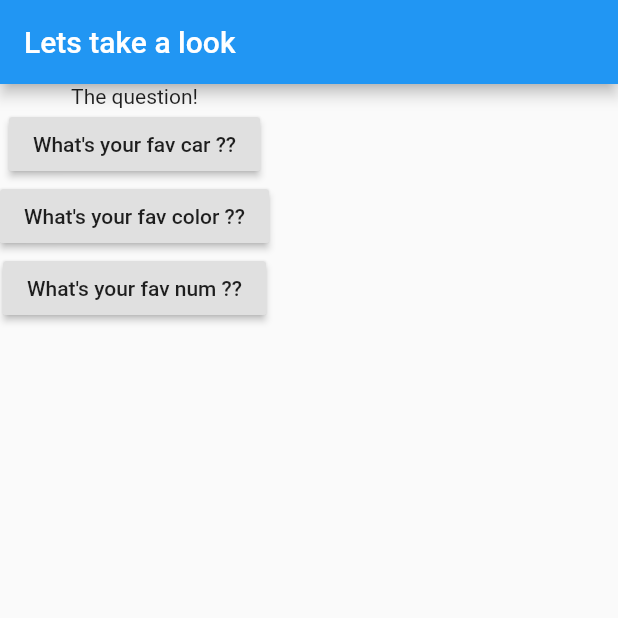
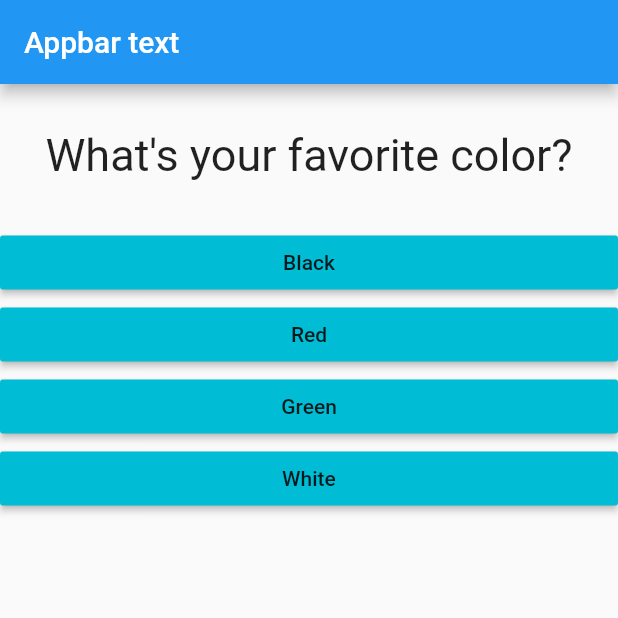
Before and after one commit to Jabolo/flutter_complete_gui_MJ, a Flutter app: the screen it shows after launch, on a phone screen of 412 x 824 dp, the top half of it. Run offline on Flutter 3.47's test engine with Material 2 defaults, Android fonts, the phone set to English and light mode, and no system bars.

Commit message:
added reset, score

```diff
--- /dev/null
+++ b/lib/answer.dart
@@ -0,0 +1,20 @@
+import 'package:flutter/material.dart';
+
+class Answer extends StatelessWidget {
+  final Function selectHandler;
+  final String answerText;
+
+  Answer(this.selectHandler, this.answerText);
+
+  @override
+  Widget build(BuildContext context) {
+    return Container(
+      width: double.infinity,
+      child: RaisedButton(
+        color: Colors.cyan ,
+        child: Text(answerText),
+        onPressed: selectHandler,
+      ),
+    );
+  }
+}
--- a/lib/main.dart
+++ b/lib/main.dart
@@ -1,49 +1,84 @@
 import 'package:flutter/material.dart';
 
-//void main() {
-//  runApp(MyApp());
-//}
+import './quiz.dart';
+import 'result.dart';
 
 void main() => runApp(MyApp());
 
-class MyApp extends StatelessWidget {
-  int questionIndex = 0;
+class MyApp extends StatefulWidget {
+  @override
+  State<StatefulWidget> createState() {
+    // TODO: implement createState
+    return _MyAppState();
+  }
+}
 
-  void answerQuestion() {
-    questionIndex++;
-    print('Answer chosen!');
+class _MyAppState extends State<MyApp> {
+  final _questions = const [
+    {
+      'questionText': 'What\'s your favorite color?',
+      'answers': [
+        {'text': 'Black', 'score': 10},
+        {'text': 'Red', 'score': 5},
+        {'text': 'Green', 'score': 3},
+        {'text': 'White', 'score': 1},
+      ],
+    },
+    {
+      'questionText': 'What\'s your favorite animal?',
+      'answers': [
+        {'text': 'Rabbit', 'score': 3},
+        {'text': 'Snake', 'score': 11},
+        {'text': 'Elephant', 'score': 5},
+        {'text': 'Lion', 'score': 9},
+      ],
+    },
+    {
+      'questionText': 'Who\'s your favorite instructor?',
+      'answers': [
+        {'text': 'Max', 'score': 1},
+        {'text': 'Max', 'score': 1},
+        {'text': 'Max', 'score': 1},
+        {'text': 'Max', 'score': 1},
+      ],
+    },
+  ];
+  int _questionIndex = 0;
+  int _totalScore = 0;
+
+  void _answerQuestion(int score) {
+    _totalScore = _totalScore + score;
+    setState(() {
+      _questionIndex++;
+    });
+    if (_questionIndex < _questions.length) {
+      print('There is more questions');
+    } else {
+      print('No more !');
+    }
+  }
+
+  void _resetQuiz() {
+    setState(() {
+      _questionIndex = 0;
+      _totalScore = 0;
+    });
   }
 
   @override
   Widget build(BuildContext context) {
-    var questions = [
-      'What\'s your fav car ??',
-      'What\'s your fav color ??',
-      'What\'s your fav num ??'
-    ];
     return MaterialApp(
-      home: Scaffold(
-        appBar: AppBar(
-          title: Text("Lets take a look"),
-        ),
-        body: Column(
-          children: [
-            Text('The question!'),
-            RaisedButton(
-              child: Text(questions.elementAt(0)),
-              onPressed: () => print('A'),
-            ),
-            RaisedButton(
-              child: Text(questions.elementAt(1)),
-              onPressed: answerQuestion,
-            ),
-            RaisedButton(
-              child: Text(questions[2]),
-              onPressed: answerQuestion,
-            ),
-          ],
-        ),
+        home: Scaffold(
+      appBar: AppBar(
+        title: Text("Appbar text"),
       ),
-    );
+      body: _questionIndex < _questions.length
+          ? Quiz(
+              answerQuestion: _answerQuestion,
+              questionIndex: _questionIndex,
+              questions: _questions,
+            )
+          : Result(_totalScore, _resetQuiz),
+    ));
   }
 }
--- /dev/null
+++ b/lib/question.dart
@@ -0,0 +1,22 @@
+import 'package:flutter/cupertino.dart';
+import 'package:flutter/material.dart';
+
+class Question extends StatelessWidget {
+  final String questionText;
+
+  Question(this.questionText);
+
+  @override
+  Widget build(BuildContext context) {
+    return Container(
+      width: double.infinity,
+        margin: EdgeInsets.all(30),
+        child: Text(
+      questionText,
+      style: TextStyle(
+        fontSize: 30,
+      ),
+      textAlign: TextAlign.center,
+    ));
+  }
+}
--- /dev/null
+++ b/lib/quiz.dart
@@ -0,0 +1,29 @@
+import 'package:flutter/material.dart';
+
+import 'answer.dart';
+import 'question.dart';
+
+class Quiz extends StatelessWidget {
+  final List<Map<String, Object>> questions;
+  final Function answerQuestion;
+  final int questionIndex;
+
+  Quiz({
+    @required this.answerQuestion,
+    @required this.questions,
+    @required this.questionIndex,
+  });
+
+  @override
+  Widget build(BuildContext context) {
+    return Column(
+      children: [
+        Question(questions[questionIndex]['questionText']),
+        ...(questions[questionIndex]['answers'] as List<Map<String, Object>>)
+            .map((answer) {
+          return Answer(() => answerQuestion(answer['score']), answer['text']);
+        }).toList()
+      ],
+    );
+  }
+}
```
Also changed, not shown: lib/result.dart (added, +34 -0 lines).
